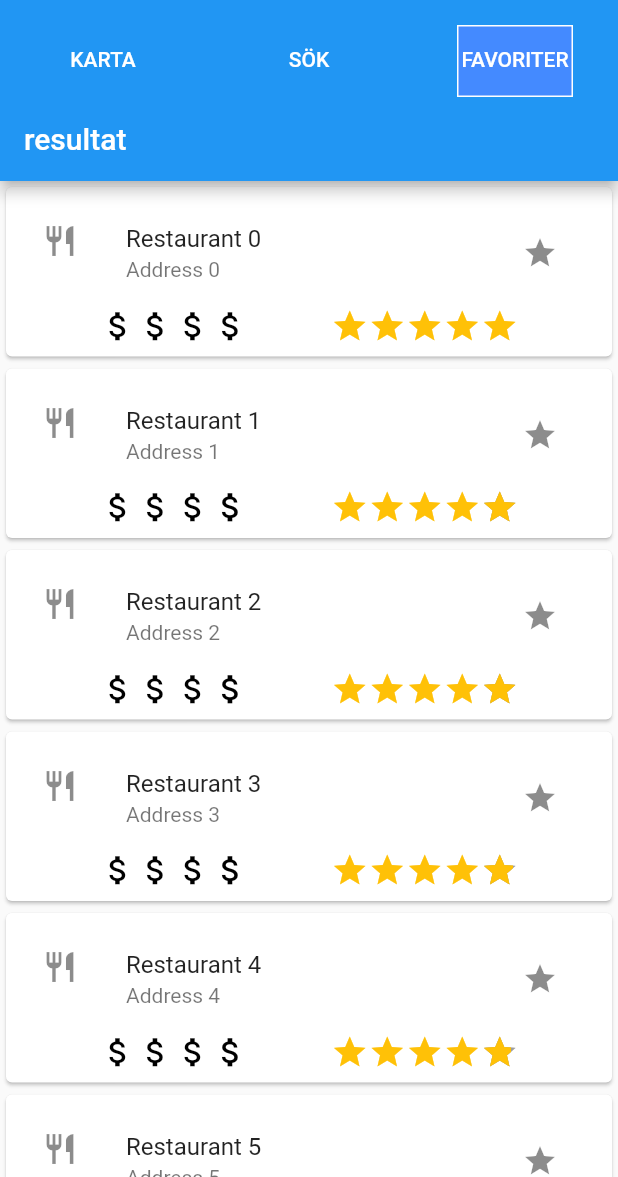
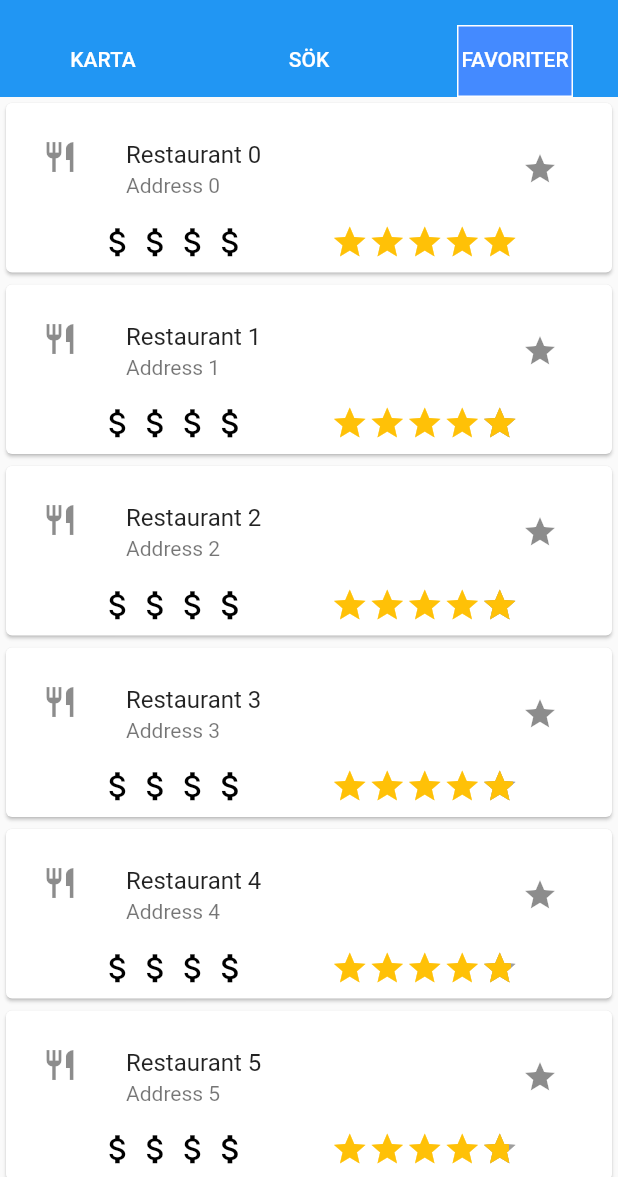
Before and after one commit to gu-tig169/grupp3, a Flutter app: the screen it shows after launch, tab 3 chosen, after a tap on the "star" icon, on a phone screen of 412 x 824 dp, the part 59-1236 px from its top. Run offline on Flutter 3.47's test engine with Material 2 defaults, Android fonts, the phone set to English and light mode, and no system bars; drawn by our look-alikes of flutter_rating_bar; our stand-ins replace google_maps_flutter; missing offline and left inert: google_static_maps_controller.

Commit message:
Kommenterat ut appBar och förhindrat gestures i tab controller

```diff
--- a/lib/FavouriteView.dart
+++ b/lib/FavouriteView.dart
@@ -16,9 +16,9 @@ class FavouriteView extends StatelessWidget {
   );
   Widget build(BuildContext context) {
     return Scaffold(
-      appBar: AppBar(
-        title: Text('resultat'),
-      ),
+      // appBar: AppBar(
+      //   title: Text('resultat'),
+      // ),
       body: RestaurantList(restaurantList),
     );
   }
--- a/lib/HomeView.dart
+++ b/lib/HomeView.dart
@@ -46,11 +46,13 @@ class HomeView extends StatelessWidget {
                       ),
                     ]),
               ),
-              body: TabBarView(children: [
-                SetLocationView(),
-                TextView(),
-                FavouriteView(),
-              ]),
+              body: TabBarView(
+                  physics: NeverScrollableScrollPhysics(),
+                  children: [
+                    SetLocationView(),
+                    TextView(),
+                    FavouriteView(),
+                  ]),
             )));
   }
 }
--- a/lib/setLocationView.dart
+++ b/lib/setLocationView.dart
@@ -23,14 +23,14 @@ class SetLocationViewState extends State<SetLocationView> {
   @override
   Widget build(BuildContext context) {
     return new Scaffold(
-      appBar: AppBar(
-        leading: IconButton(
-          icon: Icon(Icons.keyboard_backspace),
-          onPressed: () {
-            print("click");
-          },
-        ),
-      ),
+      // appBar: AppBar(
+      //   leading: IconButton(
+      //     icon: Icon(Icons.keyboard_backspace),
+      //     onPressed: () {
+      //       print("click");
+      //     },
+      //   ),
+      // ),
       body: Stack(
         children: <Widget>[
           GoogleMap(
```
Also changed, not shown: lib/TextView.dart (+4 -4 lines).
